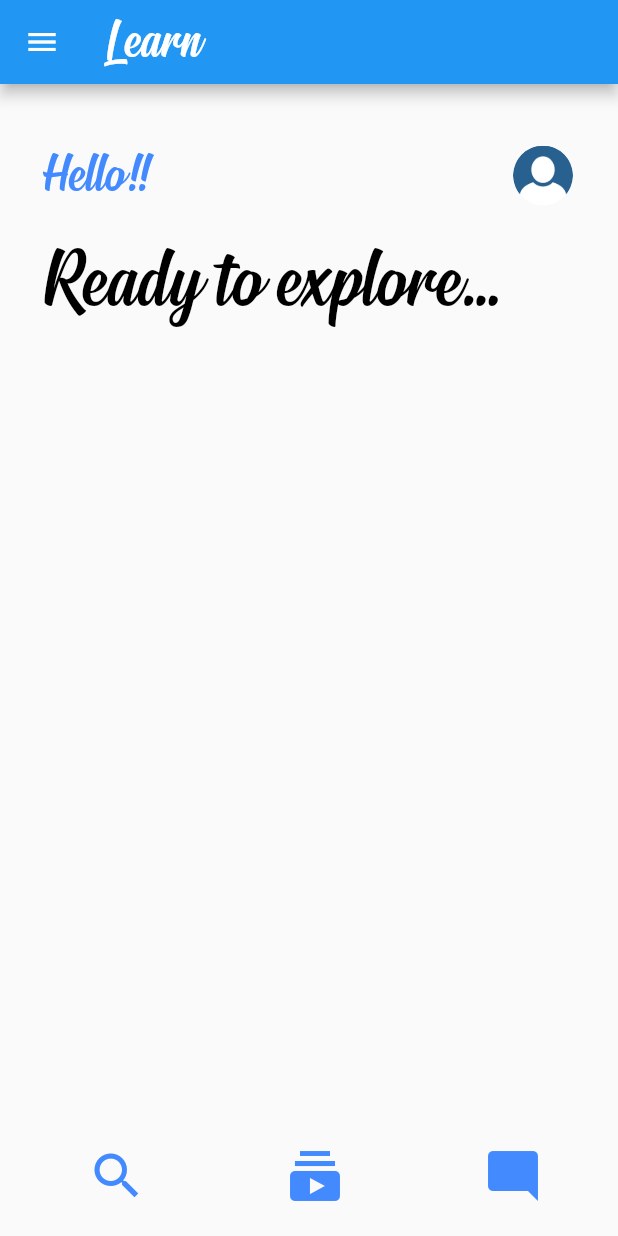
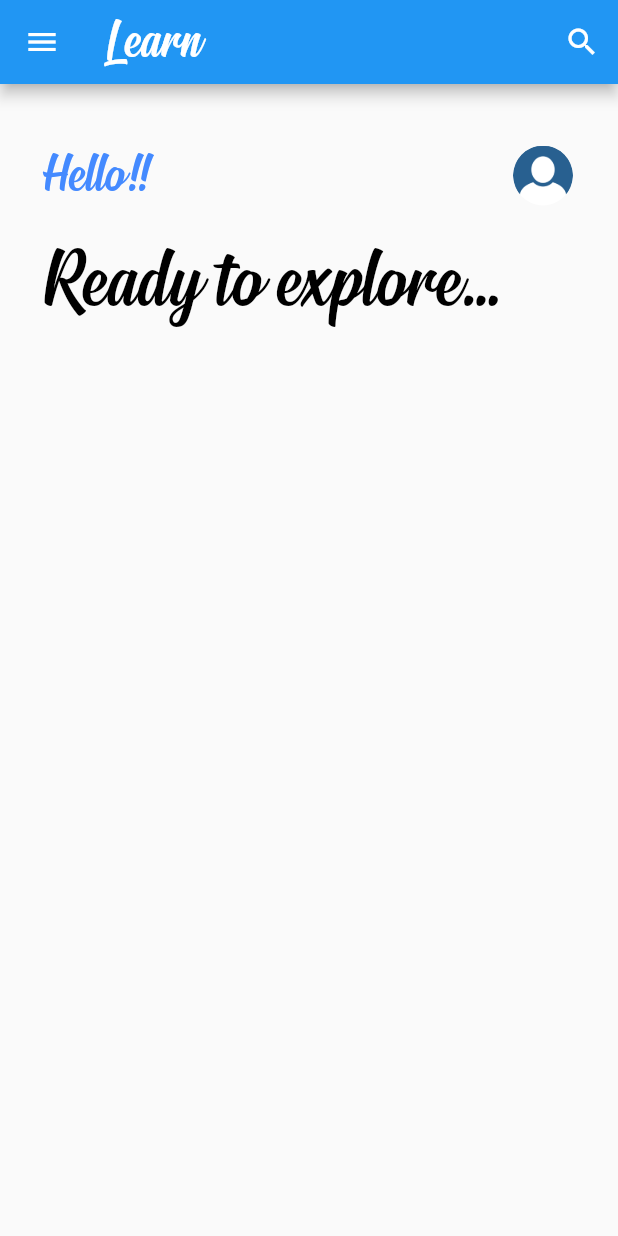
Before and after one commit to Gayathry17/flutterapp, a Flutter app: the screen it shows after launch, on a phone screen of 412 x 824 dp. Run offline on Flutter 3.47's test engine with Material 2 defaults, Android fonts, the phone set to English and light mode, and no system bars.

Commit message:
search bar

```diff
--- a/lib/home.dart
+++ b/lib/home.dart
@@ -1,5 +1,6 @@
 import 'package:flutter/cupertino.dart';
 import 'package:flutter/material.dart';
+
 import 'package:flutterapp/screens/maindrawer.dart';
 import 'package:flutterapp/screens/searchscreen.dart';
 
@@ -27,6 +28,13 @@ class _homePageState extends State<HomePage> {
             'Learn',
             style: TextStyle(fontSize: 40, fontFamily: 'Signatra'),
           ),
+          actions: [
+            IconButton(icon: Icon(Icons.search),
+            onPressed: (){
+              showSearch(
+                  context: context, delegate: DataSearch());
+            },)
+          ],
         ),
         drawer: MainDrawer(),
         body: Container(
@@ -69,63 +77,6 @@ class _homePageState extends State<HomePage> {
               SizedBox(
                 height: 10,
               ),
-              Expanded(
-                child: SingleChildScrollView(
-                  child: Row(
-                    mainAxisAlignment: MainAxisAlignment.spaceBetween,
-                    children: [
-                      Container(
-                          width: MediaQuery.of(context).size.width * 0.4,
-                          child: Column(
-                            mainAxisAlignment: MainAxisAlignment.spaceBetween,
-                            children: [],
-                          ))
-                    ],
-                  ),
-                ),
-              ),
-              Container(
-                  padding: EdgeInsets.all(20.0),
-                  child: Align(
-                    heightFactor: 5,
-                    alignment: Alignment.bottomCenter,
-                    child: Row(
-                      mainAxisAlignment: MainAxisAlignment.spaceBetween,
-                      children: [
-                        IconButton(
-                          onPressed: () {
-                            showSearch(
-                                context: context, delegate: DataSearch());
-                          },
-                          icon: Icon(
-                            Icons.search,
-                            color: Colors.blueAccent,
-                            size: 40,
-                          ),
-                        ),
-                        IconButton(
-                          onPressed: () {
-                            debugPrint("Subscription button clicked");
-                          },
-                          icon: Icon(
-                            Icons.subscriptions,
-                            color: Colors.blueAccent,
-                            size: 40,
-                          ),
-                        ),
-                        IconButton(
-                          onPressed: () {
-                            debugPrint("Discuss button clicked");
-                          },
-                          icon: Icon(
-                            Icons.mode_comment,
-                            color: Colors.blueAccent,
-                            size: 40,
-                          ),
-                        ),
-                      ],
-                    ),
-                  ))
             ],
           ),
         ));
--- a/lib/screens/searchscreen.dart
+++ b/lib/screens/searchscreen.dart
@@ -5,8 +5,7 @@ class DataSearch extends SearchDelegate<String> {
     'C',
     'C++',
     'Python',
-    'HTML',
-    'CSS',
+    'HTML/CSS',
     'Java',
     'JavaScript',
     'Dart',
@@ -16,7 +15,7 @@ class DataSearch extends SearchDelegate<String> {
     'Ruby',
     'Kotlin'
   ];
-  final recent = ['HTML', 'CSS', 'JavaScript', 'Dart', 'React js'];
+  final recent = ['HTML/CSS', 'JavaScript', 'Dart', 'React js'];
 
   @override
   List<Widget> buildActions(BuildContext context) {
```
